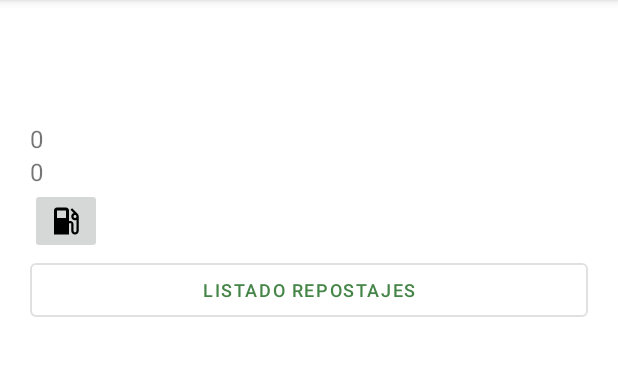
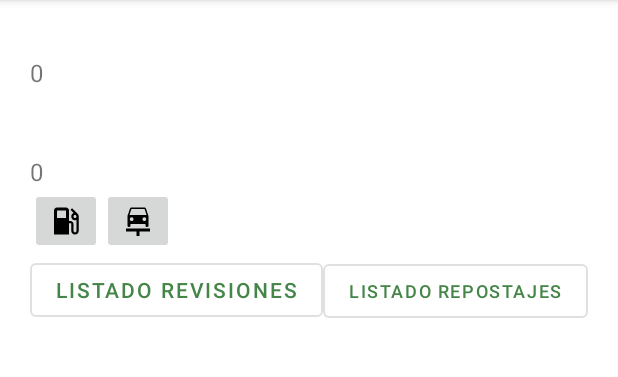
Before and after one commit to JSenen/CarControl, an Android app: the AddCarActivity screen opened directly, with no data from a screen before it, after a tap on "Item_back", on a phone screen of 412 x 824 dp, the part 84-461 px from its top. Run offline under Robolectric (Android 15) with nearby library versions, the phone set to English and light mode, and no system bars; our stand-ins replace Room's generated code.

Commit message:
Creado Activity DETAIL REVIEW. Faltan comprobaciones

```diff
--- a/app/src/main/java/com/juansenen/carcontrol/adapter/CarsAdapter.java
+++ b/app/src/main/java/com/juansenen/carcontrol/adapter/CarsAdapter.java
@@ -12,7 +12,9 @@ import android.widget.TextView;
 import androidx.recyclerview.widget.RecyclerView;
 
 import com.juansenen.carcontrol.AddFuelActivity;
+import com.juansenen.carcontrol.AddReviewActivity;
 import com.juansenen.carcontrol.DetailFuelActivity;
+import com.juansenen.carcontrol.DetalReviewActivity;
 import com.juansenen.carcontrol.R;
 import com.juansenen.carcontrol.domain.Cars;
 
@@ -58,7 +60,9 @@ public class CarsAdapter extends RecyclerView.Adapter<CarsAdapter.CarsHolder> {
         public TextView txtyear;
         public TextView txtkm;
         public Button detailfuel;
+        public Button detailreviews;
         public ImageButton imgaddfuel;
+        public ImageButton imgaddreview;
         public View parentview;
 
         public CarsHolder(View view) {
@@ -74,8 +78,16 @@ public class CarsAdapter extends RecyclerView.Adapter<CarsAdapter.CarsHolder> {
             imgaddfuel = view.findViewById(R.id.imgbut_addfuel);
             imgaddfuel.setOnClickListener(view1 -> addFuelCar(getAdapterPosition()));
 
+            imgaddreview = view.findViewById(R.id.imgbut_addreview);
+            imgaddreview.setOnClickListener(view1 -> addReviewCar(getAdapterPosition()));
+
             detailfuel = view.findViewById(R.id.butlistfuel);
             detailfuel.setOnClickListener(view1 -> seeDetailFuel(getAdapterPosition()));
+
+            detailreviews = view.findViewById(R.id.butlistreviews);
+            detailreviews.setOnClickListener(view1 -> seeDetailReviews(getAdapterPosition()));
+
+
 
         }
 
@@ -84,6 +96,13 @@ public class CarsAdapter extends RecyclerView.Adapter<CarsAdapter.CarsHolder> {
 
             Intent intent = new Intent(contex, AddFuelActivity.class);
             intent.putExtra("register", car.getRegister());
+            contex.startActivity(intent);
+        }
+        private void addReviewCar(int position) {
+            Cars cars = carsList.get(position);
+
+            Intent intent = new Intent(contex, AddReviewActivity.class);
+            intent.putExtra("register", cars.getRegister());
             contex.startActivity(intent);
         }
 
@@ -95,6 +114,14 @@ public class CarsAdapter extends RecyclerView.Adapter<CarsAdapter.CarsHolder> {
             contex.startActivity(intent);
         }
 
-        // TODO (1) Añadir evento boton añadir revision
+        private void seeDetailReviews(int position) {
+            Cars car = carsList.get(position);
+
+            Intent intent = new Intent(contex, DetalReviewActivity.class);
+            intent.putExtra("register", car.getRegister());
+            contex.startActivity(intent);
+        }
+
+
     }
 }
--- a/app/src/main/java/com/juansenen/carcontrol/db/AppDatabase.java
+++ b/app/src/main/java/com/juansenen/carcontrol/db/AppDatabase.java
@@ -5,10 +5,12 @@ import androidx.room.RoomDatabase;
 
 import com.juansenen.carcontrol.domain.Cars;
 import com.juansenen.carcontrol.domain.Fuel;
+import com.juansenen.carcontrol.domain.Reviews;
 
-@Database(entities = {Cars.class, Fuel.class}, version = 2)
+@Database(entities = {Cars.class, Fuel.class, Reviews.class}, version = 2)
 public abstract class AppDatabase extends RoomDatabase {
 
     public abstract CarsDAO carsDAO();
     public abstract FuelDAO fuelDAO();
+    public abstract ReviewDAO reviewDAO();
 }
--- /dev/null
+++ b/app/src/main/java/com/juansenen/carcontrol/db/ReviewDAO.java
@@ -0,0 +1,32 @@
+package com.juansenen.carcontrol.db;
+
+import androidx.room.Dao;
+import androidx.room.Delete;
+import androidx.room.Insert;
+import androidx.room.Query;
+import androidx.room.Update;
+
+import com.juansenen.carcontrol.domain.Fuel;
+import com.juansenen.carcontrol.domain.Reviews;
+
+import java.util.List;
+
+@Dao
+public interface ReviewDAO {
+
+    @Query("SELECT * FROM revisiones WHERE idReviewCar = :matricula")
+    List<Reviews> getReviewByCar(String matricula);
+
+    @Query("SELECT * FROM revisiones")
+    List<Reviews> getAll();
+
+    @Insert
+    void insert(Reviews review);
+
+    @Delete
+    void delete(Reviews review);
+
+    @Update
+    void update(Reviews review);
+
+}
--- a/app/src/main/java/com/juansenen/carcontrol/domain/Reviews.java
+++ b/app/src/main/java/com/juansenen/carcontrol/domain/Reviews.java
@@ -4,6 +4,7 @@ import androidx.annotation.NonNull;
 import androidx.room.ColumnInfo;
 import androidx.room.Entity;
 import androidx.room.ForeignKey;
+import androidx.room.Ignore;
 import androidx.room.PrimaryKey;
 
 
@@ -12,6 +13,7 @@ import androidx.room.PrimaryKey;
                 parentColumns = "register",
                 childColumns = "idReviewCar"))
 public class Reviews {
+
     @PrimaryKey(autoGenerate = true)
     @NonNull
     public long id;
@@ -36,6 +38,7 @@ public class Reviews {
     @ColumnInfo
     public boolean wipers;
 
+
     public Reviews(@NonNull long id, String idReviewCar, String fecha, int kmreview, float price,
                    boolean oil, boolean brakes, boolean freeze, boolean brakeLiquid,
                    boolean wheels, boolean wipers) {
@@ -51,7 +54,7 @@ public class Reviews {
         this.wheels = wheels;
         this.wipers = wipers;
     }
-
+    @Ignore //
     public Reviews(String idReviewCar, String fecha, int kmreview, float price, boolean oil,
                    boolean brakes, boolean freeze, boolean brakeLiquid, boolean wheels,
                    boolean wipers) {
--- /dev/null
+++ b/app/src/main/res/drawable/ic__car_repair.xml
@@ -0,0 +1,5 @@
+<vector android:height="24dp" android:tint="#000000"
+    android:viewportHeight="24" android:viewportWidth="24"
+    android:width="24dp" xmlns:android="http://schemas.android.com/apk/res/android">
+    <path android:fillColor="@android:color/white" android:pathData="M16.22,12c0.68,0 1.22,-0.54 1.22,-1.22c0,-0.67 -0.54,-1.22 -1.22,-1.22S15,10.11 15,10.78C15,11.46 15.55,12 16.22,12zM6.56,10.78c0,0.67 0.54,1.22 1.22,1.22S9,11.46 9,10.78c0,-0.67 -0.54,-1.22 -1.22,-1.22S6.56,10.11 6.56,10.78zM7.61,4L6.28,8h11.43l-1.33,-4H7.61zM16.28,3c0,0 0.54,0.01 0.92,0.54c0.02,0.02 0.03,0.04 0.05,0.07c0.07,0.11 0.14,0.24 0.19,0.4C17.66,4.66 19,8.69 19,8.69v6.5c0,0.45 -0.35,0.81 -0.78,0.81h-0.44C17.35,16 17,15.64 17,15.19V14H7v1.19C7,15.64 6.65,16 6.22,16H5.78C5.35,16 5,15.64 5,15.19v-6.5c0,0 1.34,-4.02 1.55,-4.69c0.05,-0.16 0.12,-0.28 0.19,-0.4C6.77,3.58 6.78,3.56 6.8,3.54C7.18,3.01 7.72,3 7.72,3H16.28zM4,17.01h16V19h-7v3h-2v-3H4V17.01z"/>
+</vector>
--- a/app/src/main/res/layout/rcview_main_items.xml
+++ b/app/src/main/res/layout/rcview_main_items.xml
@@ -6,20 +6,22 @@
     android:orientation="vertical"
     android:padding="10dp">
 
-    <LinearLayout
-        android:layout_width="match_parent"
-        android:layout_height="match_parent"
-        android:orientation="horizontal"></LinearLayout>
-
     <TextView
         android:id="@+id/txtview_register"
         android:layout_width="match_parent"
         android:layout_height="wrap_content"
-        android:text="Register"
+        android:text="@string/register"
         android:textAlignment="center"
         android:textColor="#009688"
         android:textSize="20dp"
         android:textStyle="bold" />
+
+    <TextView
+        android:id="@+id/txtview_year"
+        android:layout_width="match_parent"
+        android:layout_height="wrap_content"
+        android:text="TextView"
+        android:textSize="16dp" />
 
     <TextView
         android:id="@+id/txtview_trdmark"
@@ -40,13 +42,6 @@
         android:textSize="16dp" />
 
     <TextView
-        android:id="@+id/txtview_year"
-        android:layout_width="match_parent"
-        android:layout_height="wrap_content"
-        android:text="TextView"
-        android:textSize="16dp" />
-
-    <TextView
         android:id="@+id/txtview_km"
         android:layout_width="match_parent"
         android:layout_height="wrap_content"
@@ -63,6 +58,12 @@
             android:layout_width="wrap_content"
             android:layout_height="wrap_content"
             app:srcCompat="@drawable/ic_gas_station" />
+
+        <ImageButton
+            android:id="@+id/imgbut_addreview"
+            android:layout_width="wrap_content"
+            android:layout_height="match_parent"
+            app:srcCompat="@drawable/ic__car_repair" />
     </LinearLayout>
 
     <LinearLayout
@@ -71,12 +72,20 @@
         android:orientation="horizontal">
 
         <Button
+            android:id="@+id/butlistreviews"
+            style="@style/Widget.MaterialComponents.Button.OutlinedButton"
+            android:layout_width="wrap_content"
+            android:layout_height="wrap_content"
+            android:layout_weight="1"
+            android:text="Listado Revisiones" />
+
+        <Button
             android:id="@+id/butlistfuel"
             style="@style/Widget.MaterialComponents.Button.OutlinedButton"
             android:layout_width="wrap_content"
             android:layout_height="wrap_content"
             android:layout_weight="1"
-            android:text="Listado Repostajes"
+            android:text="@string/fuel_list"
             android:textSize="12dp" />
     </LinearLayout>
 
```
Also changed, not shown: app/src/main/AndroidManifest.xml (+7 -0 lines), app/src/main/java/com/juansenen/carcontrol/AddReviewActivity.java (+33 -6 lines), app/src/main/java/com/juansenen/carcontrol/DetalReviewActivity.java (added, +80 -0 lines), app/src/main/java/com/juansenen/carcontrol/adapter/ReviewAdapter.java (added, +88 -0 lines), app/src/main/res/layout/activity_detail_review.xml (added, +30 -0 lines), app/src/main/res/layout/rcview_review_item.xml (added, +89 -0 lines), app/src/main/res/values/strings.xml (+9 -0 lines).
